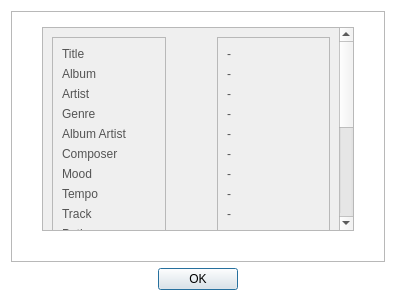
Before: the Qt Designer form CaX/dialog/trackinfodialog.ui in fsest4u/CaX_03, drawn with Qt 5.
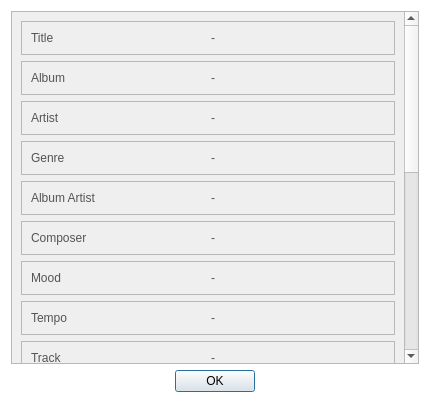
After: the same form once the commit is applied.

```diff
--- a/CaX/dialog/trackinfodialog.ui
+++ b/CaX/dialog/trackinfodialog.ui
@@ -6,8 +6,8 @@
    <rect>
     <x>0</x>
     <y>0</y>
-    <width>396</width>
-    <height>301</height>
+    <width>430</width>
+    <height>403</height>
    </rect>
   </property>
   <property name="windowTitle">
@@ -26,27 +26,6 @@
   </property>
   <layout class="QGridLayout" name="gridLayout">
    <item row="0" column="0">
-    <widget class="QFrame" name="frame_3">
-     <property name="frameShape">
-      <enum>QFrame::StyledPanel</enum>
-     </property>
-     <property name="frameShadow">
-      <enum>QFrame::Raised</enum>
-     </property>
-     <layout class="QHBoxLayout" name="horizontalLayout">
-      <property name="leftMargin">
-       <number>30</number>
-      </property>
-      <property name="topMargin">
-       <number>15</number>
-      </property>
-      <property name="rightMargin">
-       <number>30</number>
-      </property>
-      <property name="bottomMargin">
-       <number>30</number>
-      </property>
-      <item>
        <widget class="QScrollArea" name="scrollArea">
         <property name="widgetResizable">
          <bool>true</bool>
@@ -56,104 +35,20 @@
           <rect>
            <x>0</x>
            <y>0</y>
-           <width>300</width>
-           <height>640</height>
-          </rect>
-         </property>
-         <layout class="QHBoxLayout" name="horizontalLayout_2">
-          <item>
-           <widget class="QFrame" name="frame">
+        <width>403</width>
+        <height>711</height>
+       </rect>
+      </property>
+      <layout class="QGridLayout" name="gridLayout_2">
+       <item row="12" column="0">
+        <widget class="QFrame" name="frame_16">
             <property name="frameShape">
              <enum>QFrame::StyledPanel</enum>
             </property>
             <property name="frameShadow">
              <enum>QFrame::Raised</enum>
             </property>
-            <layout class="QVBoxLayout" name="verticalLayout_2">
-             <item>
-              <widget class="QLabel" name="labelTitle">
-               <property name="text">
-                <string>Title</string>
-               </property>
-              </widget>
-             </item>
-             <item>
-              <widget class="QLabel" name="labelAlbum">
-               <property name="text">
-                <string>Album</string>
-               </property>
-              </widget>
-             </item>
-             <item>
-              <widget class="QLabel" name="labelArtist">
-               <property name="text">
-                <string>Artist</string>
-               </property>
-              </widget>
-             </item>
-             <item>
-              <widget class="QLabel" name="labelGenre">
-               <property name="text">
-                <string>Genre</string>
-               </property>
-              </widget>
-             </item>
-             <item>
-              <widget class="QLabel" name="labelAlbumArtist">
-               <property name="text">
-                <string>Album Artist</string>
-               </property>
-              </widget>
-             </item>
-             <item>
-              <widget class="QLabel" name="labelComposer">
-               <property name="text">
-                <string>Composer</string>
-               </property>
-              </widget>
-             </item>
-             <item>
-              <widget class="QLabel" name="labelMood">
-               <property name="text">
-                <string>Mood</string>
-               </property>
-              </widget>
-             </item>
-             <item>
-              <widget class="QLabel" name="labelTempo">
-               <property name="text">
-                <string>Tempo</string>
-               </property>
-              </widget>
-             </item>
-             <item>
-              <widget class="QLabel" name="labelTrack">
-               <property name="text">
-                <string>Track</string>
-               </property>
-              </widget>
-             </item>
-             <item>
-              <widget class="QLabel" name="labelPath">
-               <property name="text">
-                <string>Path</string>
-               </property>
-              </widget>
-             </item>
-             <item>
-              <widget class="QLabel" name="labelBitrate">
-               <property name="text">
-                <string>Bitrate</string>
-               </property>
-              </widget>
-             </item>
-             <item>
-              <widget class="QLabel" name="labelDuration">
-               <property name="text">
-                <string>Duration</string>
-               </property>
-              </widget>
-             </item>
+         <layout class="QHBoxLayout" name="horizontalLayout_14">
              <item>
               <widget class="QLabel" name="labelSampleRate">
                <property name="text">
@@ -168,6 +63,44 @@
                </property>
               </widget>
              </item>
+         </layout>
+        </widget>
+       </item>
+       <item row="8" column="0">
+        <widget class="QFrame" name="frame_12">
+         <property name="frameShape">
+          <enum>QFrame::StyledPanel</enum>
+         </property>
+         <property name="frameShadow">
+          <enum>QFrame::Raised</enum>
+         </property>
+         <layout class="QHBoxLayout" name="horizontalLayout_10">
+          <item>
+           <widget class="QLabel" name="labelTrack">
+            <property name="text">
+             <string>Track</string>
+            </property>
+           </widget>
+          </item>
+          <item>
+           <widget class="QLabel" name="labelValueTrack">
+            <property name="text">
+             <string>-</string>
+            </property>
+           </widget>
+          </item>
+         </layout>
+        </widget>
+       </item>
+       <item row="14" column="0">
+        <widget class="QFrame" name="frame_18">
+         <property name="frameShape">
+          <enum>QFrame::StyledPanel</enum>
+         </property>
+         <property name="frameShadow">
+          <enum>QFrame::Raised</enum>
+         </property>
+         <layout class="QHBoxLayout" name="horizontalLayout_16">
              <item>
               <widget class="QLabel" name="labelFormat">
                <property name="text">
@@ -182,6 +115,96 @@
                </property>
               </widget>
              </item>
+         </layout>
+        </widget>
+       </item>
+       <item row="1" column="0">
+        <widget class="QFrame" name="frame_5">
+         <property name="frameShape">
+          <enum>QFrame::StyledPanel</enum>
+         </property>
+         <property name="frameShadow">
+          <enum>QFrame::Raised</enum>
+         </property>
+         <layout class="QHBoxLayout" name="horizontalLayout_3">
+          <item>
+           <widget class="QLabel" name="labelAlbum">
+            <property name="text">
+             <string>Album</string>
+            </property>
+           </widget>
+          </item>
+          <item>
+           <widget class="QLabel" name="labelValueAlbum">
+            <property name="text">
+             <string>-</string>
+            </property>
+           </widget>
+          </item>
+         </layout>
+        </widget>
+       </item>
+       <item row="7" column="0">
+        <widget class="QFrame" name="frame_11">
+         <property name="frameShape">
+          <enum>QFrame::StyledPanel</enum>
+         </property>
+         <property name="frameShadow">
+          <enum>QFrame::Raised</enum>
+         </property>
+         <layout class="QHBoxLayout" name="horizontalLayout_9">
+          <item>
+           <widget class="QLabel" name="labelTempo">
+            <property name="text">
+             <string>Tempo</string>
+            </property>
+           </widget>
+          </item>
+          <item>
+           <widget class="QLabel" name="labelValueTempo">
+            <property name="text">
+             <string>-</string>
+            </property>
+           </widget>
+          </item>
+         </layout>
+        </widget>
+       </item>
+       <item row="18" column="0">
+        <widget class="QFrame" name="frame_22">
+         <property name="frameShape">
+          <enum>QFrame::StyledPanel</enum>
+         </property>
+         <property name="frameShadow">
+          <enum>QFrame::Raised</enum>
+         </property>
+         <layout class="QHBoxLayout" name="horizontalLayout_20">
+          <item>
+           <widget class="QLabel" name="labelCDTotal">
+            <property name="text">
+             <string>CD Total</string>
+            </property>
+           </widget>
+          </item>
+          <item>
+           <widget class="QLabel" name="labelValueCDTotal">
+            <property name="text">
+             <string>-</string>
+            </property>
+           </widget>
+          </item>
+         </layout>
+        </widget>
+       </item>
+       <item row="16" column="0">
+        <widget class="QFrame" name="frame_20">
+         <property name="frameShape">
+          <enum>QFrame::StyledPanel</enum>
+         </property>
+         <property name="frameShadow">
+          <enum>QFrame::Raised</enum>
+         </property>
+         <layout class="QHBoxLayout" name="horizontalLayout_18">
              <item>
               <widget class="QLabel" name="labelCDYear">
                <property name="text">
@@ -190,6 +213,155 @@
               </widget>
              </item>
              <item>
+           <widget class="QLabel" name="labelValueCDYear">
+            <property name="text">
+             <string>-</string>
+            </property>
+           </widget>
+          </item>
+         </layout>
+        </widget>
+       </item>
+       <item row="15" column="0">
+        <widget class="QFrame" name="frame_19">
+         <property name="frameShape">
+          <enum>QFrame::StyledPanel</enum>
+         </property>
+         <property name="frameShadow">
+          <enum>QFrame::Raised</enum>
+         </property>
+         <layout class="QHBoxLayout" name="horizontalLayout_17">
+          <item>
+           <widget class="QLabel" name="labelYear">
+            <property name="text">
+             <string>Year</string>
+            </property>
+           </widget>
+          </item>
+          <item>
+           <widget class="QLabel" name="labelValueYear">
+            <property name="text">
+             <string>-</string>
+            </property>
+           </widget>
+          </item>
+         </layout>
+        </widget>
+       </item>
+       <item row="11" column="0">
+        <widget class="QFrame" name="frame_15">
+         <property name="frameShape">
+          <enum>QFrame::StyledPanel</enum>
+         </property>
+         <property name="frameShadow">
+          <enum>QFrame::Raised</enum>
+         </property>
+         <layout class="QHBoxLayout" name="horizontalLayout_13">
+          <item>
+           <widget class="QLabel" name="labelDuration">
+            <property name="text">
+             <string>Duration</string>
+            </property>
+           </widget>
+          </item>
+          <item>
+           <widget class="QLabel" name="labelValueDuration">
+            <property name="text">
+             <string>-</string>
+            </property>
+           </widget>
+          </item>
+         </layout>
+        </widget>
+       </item>
+       <item row="10" column="0">
+        <widget class="QFrame" name="frame_14">
+         <property name="frameShape">
+          <enum>QFrame::StyledPanel</enum>
+         </property>
+         <property name="frameShadow">
+          <enum>QFrame::Raised</enum>
+         </property>
+         <layout class="QHBoxLayout" name="horizontalLayout_12">
+          <item>
+           <widget class="QLabel" name="labelBitrate">
+            <property name="text">
+             <string>Bitrate</string>
+            </property>
+           </widget>
+          </item>
+          <item>
+           <widget class="QLabel" name="labelValueBitrate">
+            <property name="text">
+             <string>-</string>
+            </property>
+           </widget>
+          </item>
+         </layout>
+        </widget>
+       </item>
+       <item row="4" column="0">
+        <widget class="QFrame" name="frame_8">
+         <property name="frameShape">
+          <enum>QFrame::StyledPanel</enum>
+         </property>
+         <property name="frameShadow">
+          <enum>QFrame::Raised</enum>
+         </property>
+         <layout class="QHBoxLayout" name="horizontalLayout_6">
+          <item>
+           <widget class="QLabel" name="labelAlbumArtist">
+            <property name="text">
+             <string>Album Artist</string>
+            </property>
+           </widget>
+          </item>
+          <item>
+           <widget class="QLabel" name="labelValueAlbumArtist">
+            <property name="text">
+             <string>-</string>
+            </property>
+           </widget>
+          </item>
+         </layout>
+        </widget>
+       </item>
+       <item row="3" column="0">
+        <widget class="QFrame" name="frame_7">
+         <property name="frameShape">
+          <enum>QFrame::StyledPanel</enum>
+         </property>
+         <property name="frameShadow">
+          <enum>QFrame::Raised</enum>
+         </property>
+         <layout class="QHBoxLayout" name="horizontalLayout_5">
+          <item>
+           <widget class="QLabel" name="labelGenre">
+            <property name="text">
+             <string>Genre</string>
+            </property>
+           </widget>
+          </item>
+          <item>
+           <widget class="QLabel" name="labelValueGenre">
+            <property name="text">
+             <string>-</string>
+            </property>
+           </widget>
+          </item>
+         </layout>
+        </widget>
+       </item>
+       <item row="17" column="0">
+        <widget class="QFrame" name="frame_21">
+         <property name="frameShape">
+          <enum>QFrame::StyledPanel</enum>
+         </property>
+         <property name="frameShadow">
+          <enum>QFrame::Raised</enum>
+         </property>
+         <layout class="QHBoxLayout" name="horizontalLayout_19">
+          <item>
               <widget class="QLabel" name="labelCDNumber">
                <property name="text">
                 <string>CD Number</string>
@@ -206,63 +378,83 @@
             </layout>
            </widget>
           </item>
-          <item>
-           <spacer name="horizontalSpacer">
-            <property name="orientation">
-             <enum>Qt::Horizontal</enum>
-            </property>
-            <property name="sizeType">
-             <enum>QSizePolicy::Fixed</enum>
-            </property>
-            <property name="sizeHint" stdset="0">
-             <size>
-              <width>45</width>
-              <height>20</height>
-             </size>
-            </property>
-           </spacer>
-          </item>
-          <item>
-           <widget class="QFrame" name="frame_2">
+       <item row="0" column="0">
+        <widget class="QFrame" name="frame_4">
             <property name="frameShape">
              <enum>QFrame::StyledPanel</enum>
             </property>
             <property name="frameShadow">
              <enum>QFrame::Raised</enum>
             </property>
-            <layout class="QVBoxLayout" name="verticalLayout_3">
+         <layout class="QHBoxLayout" name="horizontalLayout_2">
+          <item>
+           <widget class="QLabel" name="labelTitle">
+            <property name="text">
+             <string>Title</string>
+            </property>
+           </widget>
+          </item>
              <item>
               <widget class="QLabel" name="labelValueTitle">
+            <property name="minimumSize">
+             <size>
+              <width>0</width>
+              <height>0</height>
+             </size>
+            </property>
+            <property name="maximumSize">
+             <size>
+              <width>16777215</width>
+              <height>16777215</height>
+             </size>
+            </property>
                <property name="text">
                 <string>-</string>
                </property>
               </widget>
              </item>
-             <item>
-              <widget class="QLabel" name="labelValueAlbum">
-               <property name="text">
-                <string>-</string>
-               </property>
-              </widget>
-             </item>
+         </layout>
+        </widget>
+       </item>
+       <item row="9" column="0">
+        <widget class="QFrame" name="frame_13">
+         <property name="frameShape">
+          <enum>QFrame::StyledPanel</enum>
+         </property>
+         <property name="frameShadow">
+          <enum>QFrame::Raised</enum>
+         </property>
+         <layout class="QHBoxLayout" name="horizontalLayout_11">
              <item>
-              <widget class="QLabel" name="labelValueArtist">
+           <widget class="QLabel" name="labelPath">
                <property name="text">
-                <string>-</string>
+             <string>Path</string>
                </property>
               </widget>
              </item>
              <item>
-              <widget class="QLabel" name="labelValueGenre">
+           <widget class="QLabel" name="labelValuePath">
                <property name="text">
                 <string>-</string>
                </property>
               </widget>
              </item>
+         </layout>
+        </widget>
+       </item>
+       <item row="5" column="0">
+        <widget class="QFrame" name="frame_9">
+         <property name="frameShape">
+          <enum>QFrame::StyledPanel</enum>
+         </property>
+         <property name="frameShadow">
+          <enum>QFrame::Raised</enum>
+         </property>
+         <layout class="QHBoxLayout" name="horizontalLayout_7">
              <item>
-              <widget class="QLabel" name="labelValueAlbumArtist">
+           <widget class="QLabel" name="labelComposer">
                <property name="text">
-                <string>-</string>
+             <string>Composer</string>
                </property>
               </widget>
              </item>
@@ -273,6 +465,25 @@
                </property>
               </widget>
              </item>
+         </layout>
+        </widget>
+       </item>
+       <item row="6" column="0">
+        <widget class="QFrame" name="frame_10">
+         <property name="frameShape">
+          <enum>QFrame::StyledPanel</enum>
+         </property>
+         <property name="frameShadow">
+          <enum>QFrame::Raised</enum>
+         </property>
+         <layout class="QHBoxLayout" name="horizontalLayout_8">
+          <item>
+           <widget class="QLabel" name="labelMood">
+            <property name="text">
+             <string>Mood</string>
+            </property>
+           </widget>
+          </item>
              <item>
               <widget class="QLabel" name="labelValueMood">
                <property name="text">
@@ -280,27 +491,18 @@
                </property>
               </widget>
              </item>
-             <item>
-              <widget class="QLabel" name="labelValueTempo">
-               <property name="text">
-                <string>-</string>
-               </property>
-              </widget>
-             </item>
-             <item>
-              <widget class="QLabel" name="labelValueTrack">
-               <property name="text">
-                <string>-</string>
-               </property>
-              </widget>
-             </item>
-             <item>
-              <widget class="QLabel" name="labelValuePath">
-               <property name="text">
-                <string>-</string>
-               </property>
-              </widget>
-             </item>
+         </layout>
+        </widget>
+       </item>
+       <item row="13" column="0">
+        <widget class="QFrame" name="frame_17">
+         <property name="frameShape">
+          <enum>QFrame::StyledPanel</enum>
+         </property>
+         <property name="frameShadow">
+          <enum>QFrame::Raised</enum>
+         </property>
+         <layout class="QHBoxLayout" name="horizontalLayout_15">
              <item>
               <widget class="QLabel" name="labelValueBitrate">
                <property name="text">
@@ -329,36 +531,27 @@
                </property>
               </widget>
              </item>
-             <item>
-              <widget class="QLabel" name="labelValueFormat">
-               <property name="text">
-                <string>-</string>
-               </property>
-              </widget>
-             </item>
-             <item>
-              <widget class="QLabel" name="labelValueYear">
-               <property name="text">
-                <string>-</string>
-               </property>
-              </widget>
-             </item>
-             <item>
-              <widget class="QLabel" name="labelValueCDYear">
-               <property name="text">
-                <string>-</string>
-               </property>
-              </widget>
-             </item>
+         </layout>
+        </widget>
+       </item>
+       <item row="2" column="0">
+        <widget class="QFrame" name="frame_6">
+         <property name="frameShape">
+          <enum>QFrame::StyledPanel</enum>
+         </property>
+         <property name="frameShadow">
+          <enum>QFrame::Raised</enum>
+         </property>
+         <layout class="QHBoxLayout" name="horizontalLayout_4">
              <item>
-              <widget class="QLabel" name="labelValueCDNumber">
+           <widget class="QLabel" name="labelArtist">
                <property name="text">
-                <string>-</string>
+             <string>Artist</string>
                </property>
               </widget>
              </item>
              <item>
-              <widget class="QLabel" name="labelValueCDTotal">
+           <widget class="QLabel" name="labelValueArtist">
                <property name="text">
                 <string>-</string>
                </property>
@@ -369,9 +562,6 @@
           </item>
          </layout>
         </widget>
-       </widget>
-      </item>
-     </layout>
     </widget>
    </item>
    <item row="1" column="0">
```
Left out of the diff: 30 changed lines with no effect on the pictures. Lines whose indentation alone changed are shown as unchanged.
